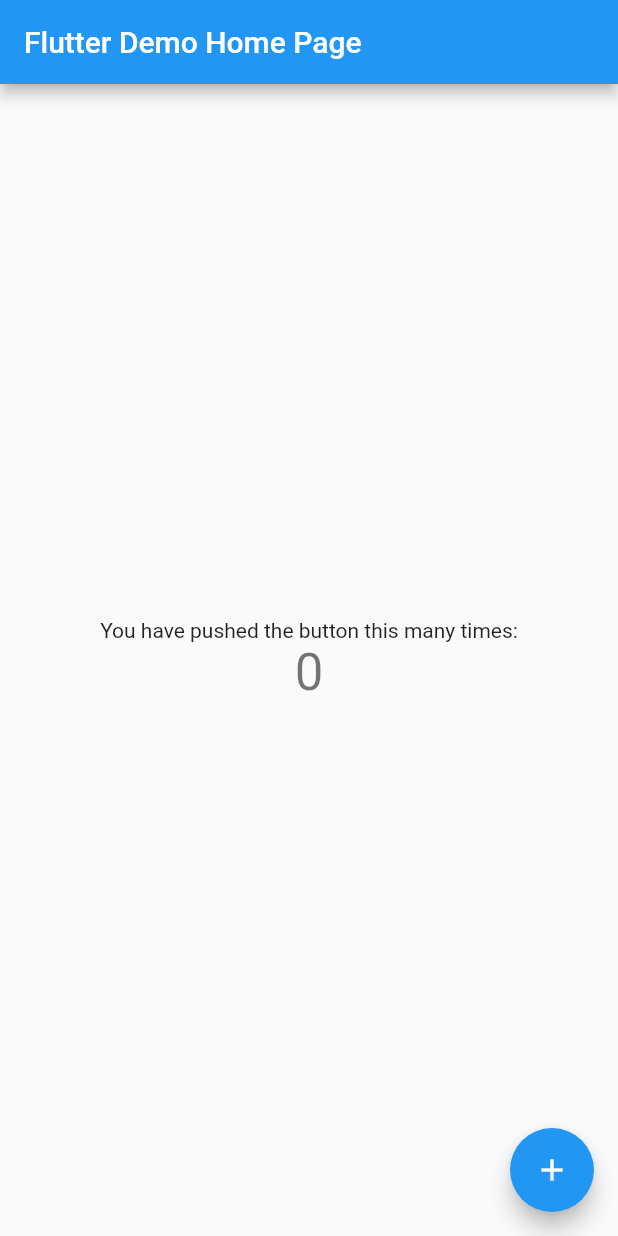
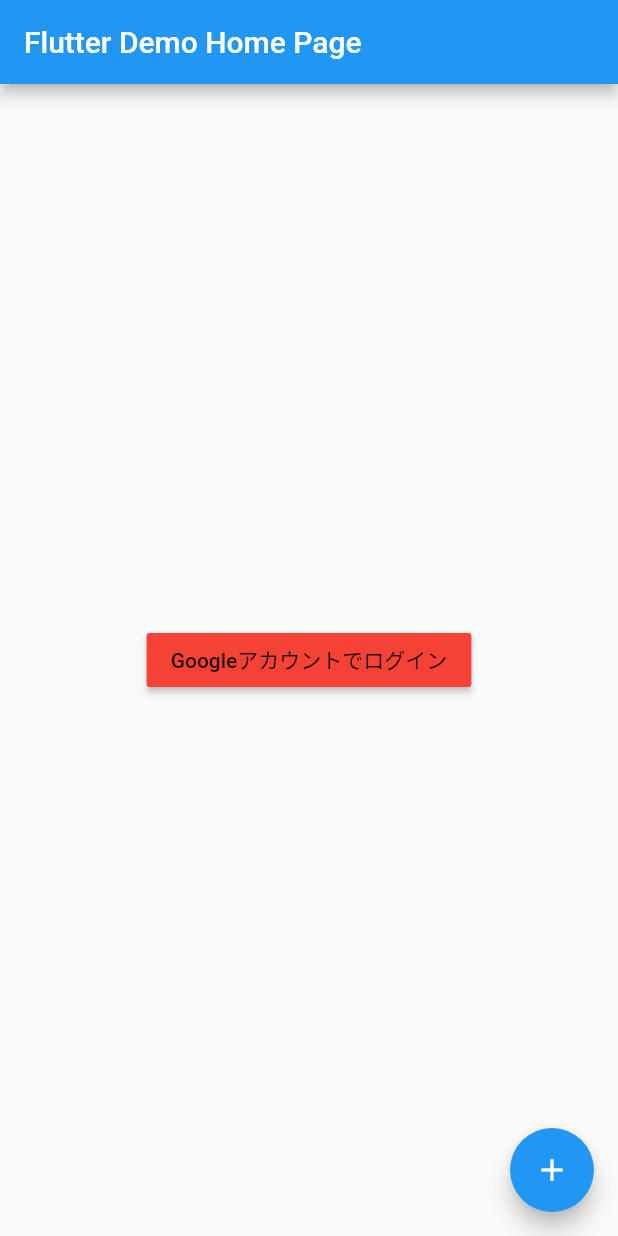
Before and after one commit to y-okady/pranzo, a Flutter app: the screen it shows after launch, on a phone screen of 412 x 824 dp. Run offline on Flutter 3.47's test engine with Material 2 defaults, Android fonts, the phone set to English and light mode, and no system bars; our stand-ins replace firebase_auth, google_sign_in; accounts and stored records are empty.

Commit message:
google login / logout

```diff
--- a/lib/main.dart
+++ b/lib/main.dart
@@ -1,4 +1,6 @@
 import 'package:flutter/material.dart';
+import 'package:firebase_auth/firebase_auth.dart';
+import 'package:google_sign_in/google_sign_in.dart';
 
 void main() => runApp(MyApp());
 
@@ -45,6 +47,31 @@ class MyHomePage extends StatefulWidget {
 
 class _MyHomePageState extends State<MyHomePage> {
   int _counter = 0;
+  FirebaseUser _user;
+
+  void _setUser(FirebaseUser user) {
+    setState(() {
+      _user = user;
+    });
+  }
+
+  final GoogleSignIn _googleSignIn = GoogleSignIn();
+  final FirebaseAuth _auth = FirebaseAuth.instance;
+
+  Future<FirebaseUser> _handleSignIn() async {
+    final GoogleSignInAccount googleUser = await _googleSignIn.signIn();
+    final GoogleSignInAuthentication googleAuth = await googleUser.authentication;
+    final AuthCredential credential = GoogleAuthProvider.getCredential(
+      accessToken: googleAuth.accessToken,
+      idToken: googleAuth.idToken
+    );
+    final FirebaseUser user = await _auth.signInWithCredential(credential);
+    return user;
+  }
+
+  Future<void> _handleSignOut() async {
+    return await _auth.signOut();
+  }
 
   void _incrementCounter() {
     setState(() {
@@ -55,6 +82,25 @@ class _MyHomePageState extends State<MyHomePage> {
       // called again, and so nothing would appear to happen.
       _counter++;
     });
+  }
+
+  Widget googleAuthBtn() {
+    return Center(
+      child: Column(
+        mainAxisAlignment: MainAxisAlignment.center,
+        children: <Widget>[
+          RaisedButton(
+            color: Colors.primaries[0],
+            onPressed: () {
+              _handleSignIn()
+                .then((FirebaseUser user) => _setUser(user))
+                .catchError((e) => print(e));
+            },
+            child: Text('Googleアカウントでログイン'),
+          )
+        ],
+      ),
+    );
   }
 
   @override
@@ -71,7 +117,7 @@ class _MyHomePageState extends State<MyHomePage> {
         // the App.build method, and use it to set our appbar title.
         title: Text(widget.title),
       ),
-      body: Center(
+      body: _user == null ? googleAuthBtn() : Center(
         // Center is a layout widget. It takes a single child and positions it
         // in the middle of the parent.
         child: Column(
@@ -98,6 +144,15 @@ class _MyHomePageState extends State<MyHomePage> {
               '$_counter',
               style: Theme.of(context).textTheme.display1,
             ),
+            RaisedButton(
+              color: Colors.primaries[0],
+              onPressed: () {
+                _handleSignOut()
+                  .then((_) => _setUser(null))
+                  .catchError((e) => print(e));
+              },
+              child: Text('ログアウト'),
+            )
           ],
         ),
       ),
--- a/pubspec.yaml
+++ b/pubspec.yaml
@@ -22,6 +22,7 @@ dependencies:
   firebase_core: ^0.3.1+1
   firebase_analytics: ^2.0.3
   firebase_auth: ^0.8.2
+  google_sign_in: ^4.0.1+1
   cloud_firestore: ^0.9.7
   google_maps_flutter: ^0.4.0
 
```
Also changed, not shown: pubspec.lock, 3 other files.
